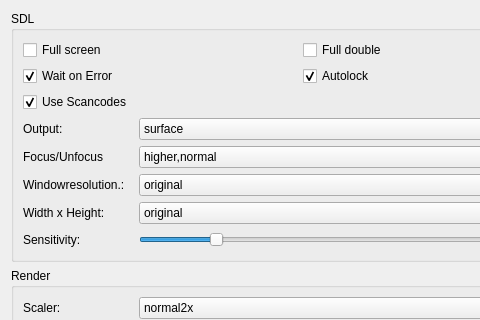
Above: assistant/ui/graphicpage.ui from LasDesu/DBoxFE before the change; both pictures show x 0 to 480 and y 0 to 320 of the 600 by 500 pixel window. Below: the same form after it.
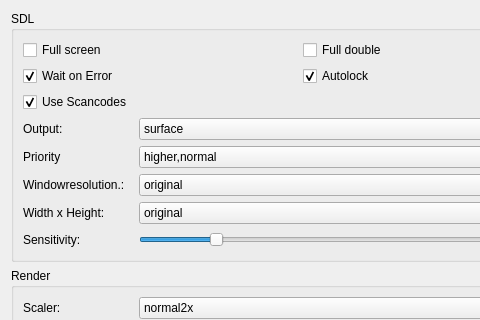
That is the form after the change.

The edit to the form file:
```diff
--- a/assistant/ui/graphicpage.ui
+++ b/assistant/ui/graphicpage.ui
@@ -144,7 +144,7 @@
            </size>
           </property>
           <property name="text" >
-           <string>Focus/Unfocus</string>
+           <string>Priority</string>
           </property>
          </widget>
         </item>
```
